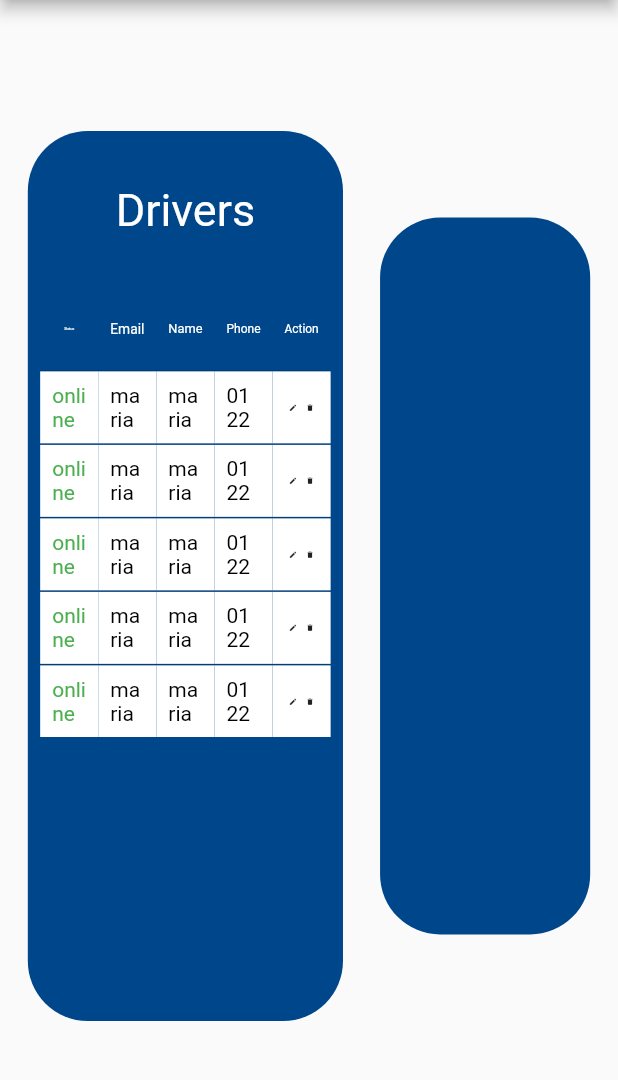
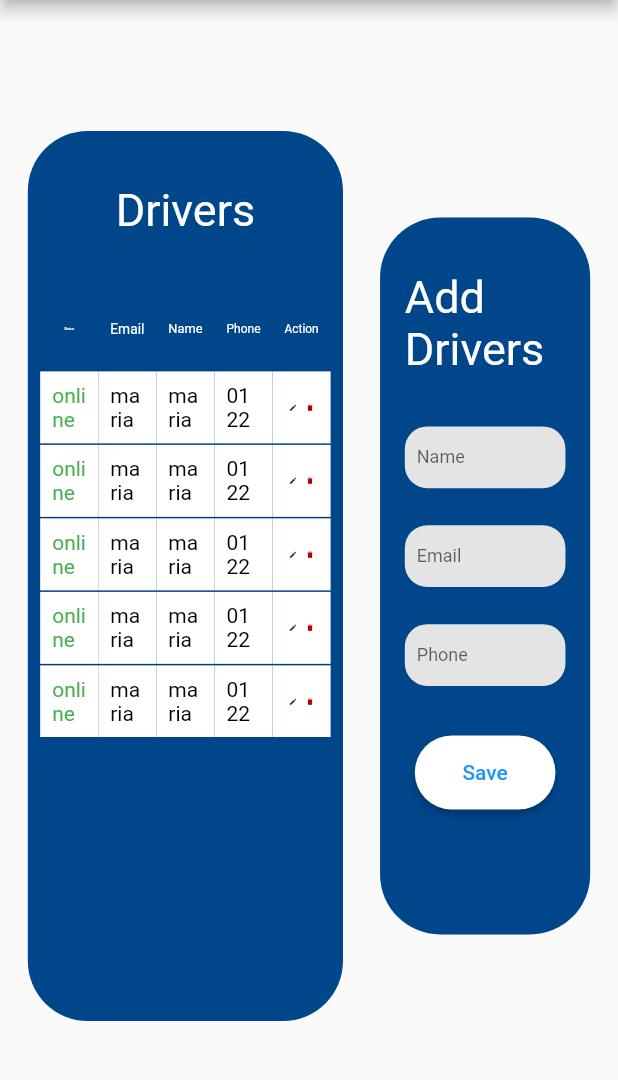
Before and after one commit to AhmedHassanHamid/RouteMe_Web-1, a Flutter app: the Drivers screen opened directly, on a phone screen of 412 x 824 dp, the part 84-1164 px from its top. Run offline on Flutter 3.47's test engine with Material 2 defaults, Android fonts, the phone set to English and light mode, and no system bars; drawn by our look-alikes of syncfusion_flutter_datagrid; our stand-ins replace sizer.

Commit message:
driver page

```diff
--- a/lib/Model/Dispatcher/dispatcher_data_source.dart
+++ b/lib/Model/Dispatcher/dispatcher_data_source.dart
@@ -39,11 +39,7 @@ class DispatcherDataSource extends DataGridSource {
                     if (e.value['edit'])
                       FittedBox(
                           child: IconButton(
-                              onPressed: () {
-                                Navigator.of(context).push(MaterialPageRoute(
-                                    builder: (_) => Drivers()));
-                              },
-                              icon: Icon(Icons.edit))),
+                              onPressed: () {}, icon: Icon(Icons.edit))),
                     if (e.value['delete'])
                       FittedBox(
                           child: IconButton(
--- a/lib/Model/Drivers/driver_data_source.dart
+++ b/lib/Model/Drivers/driver_data_source.dart
@@ -39,15 +39,18 @@ class DriverDataSource extends DataGridSource {
                     if (e.value['edit'])
                       FittedBox(
                           child: IconButton(
-                              onPressed: () {
-                                Navigator.of(context).push(MaterialPageRoute(
-                                    builder: (_) => Vendors()));
-                              },
-                              icon: Icon(Icons.edit))),
+                              onPressed: () {},
+                              icon: Icon(
+                                Icons.edit,
+                              ))),
                     if (e.value['delete'])
                       FittedBox(
                           child: IconButton(
-                              onPressed: () {}, icon: Icon(Icons.delete))),
+                              onPressed: () {},
+                              icon: Icon(
+                                Icons.delete,
+                                color: Color(0xffB50000),
+                              ))),
                   ],
                 ),
               )
--- a/lib/Pages/drivers.dart
+++ b/lib/Pages/drivers.dart
@@ -131,11 +131,105 @@ class _DriversState extends State<Drivers> {
             ),
             Container(
               decoration: BoxDecoration(
-                color: const Color(0xff00468B),
+                color: Color(0xff00468B),
                 borderRadius: BorderRadius.circular(40),
               ),
               height: MediaQuery.of(context).size.height * 0.58,
               width: MediaQuery.of(context).size.width * 0.34,
+              padding: EdgeInsets.symmetric(
+                horizontal: MediaQuery.of(context).size.width * 0.04,
+              ),
+              child: Column(
+                children: [
+                  SizedBox(
+                    height: MediaQuery.of(context).size.height * 0.043,
+                  ),
+                  Text(
+                    "Add Drivers",
+                    style: TextStyle(fontSize: 30, color: Color(0xffffffff)),
+                  ),
+                  SizedBox(
+                    height: MediaQuery.of(context).size.height * 0.041,
+                  ),
+                  Container(
+                    height: MediaQuery.of(context).size.height * 0.05,
+                    decoration: BoxDecoration(
+                        color: Color(0xffE4E4E4),
+                        borderRadius: BorderRadius.circular(15)),
+                    padding: EdgeInsets.all(8),
+                    child: TextFormField(
+                      decoration: InputDecoration(
+                        border: InputBorder.none,
+                        label: Text(
+                          'Name',
+                          style: TextStyle(fontSize: 12),
+                        ),
+                      ),
+                    ),
+                  ),
+                  SizedBox(
+                    height: MediaQuery.of(context).size.height * 0.03,
+                  ),
+                  Container(
+                    height: MediaQuery.of(context).size.height * 0.05,
+                    decoration: BoxDecoration(
+                        color: Color(0xffE4E4E4),
+                        borderRadius: BorderRadius.circular(15)),
+                    padding: EdgeInsets.all(8),
+                    child: TextFormField(
+                      decoration: InputDecoration(
+                        border: InputBorder.none,
+                        label: Text(
+                          'Email',
+                          style: TextStyle(fontSize: 12),
+                        ),
+                      ),
+                    ),
+                  ),
+                  SizedBox(
+                    height: MediaQuery.of(context).size.height * 0.03,
+                  ),
+                  Container(
+                    height: MediaQuery.of(context).size.height * 0.05,
+                    decoration: BoxDecoration(
+                        color: Color(0xffE4E4E4),
+                        borderRadius: BorderRadius.circular(15)),
+                    padding: EdgeInsets.all(8),
+                    child: TextFormField(
+                      decoration: InputDecoration(
+                        border: InputBorder.none,
+                        label: Text(
+                          'Phone',
+                          style: TextStyle(fontSize: 12),
+                        ),
+                      ),
+                    ),
+                  ),
+                  SizedBox(
+                    height: MediaQuery.of(context).size.height * 0.04,
+                  ),
+                  ElevatedButton(
+                    onPressed: () {},
+                    child: Container(
+                      alignment: Alignment.center,
+                      height: MediaQuery.of(context).size.height * 0.06,
+                      width: MediaQuery.of(context).size.width * 0.15,
+                      child: Text(
+                        'Save',
+                        style: TextStyle(color: Colors.blue),
+                      ),
+                    ),
+                    style: ButtonStyle(
+                        shape: MaterialStateProperty.all(
+                          RoundedRectangleBorder(
+                            borderRadius: BorderRadius.circular(50),
+                          ),
+                        ),
+                        backgroundColor:
+                            MaterialStateProperty.all(Colors.white)),
+                  )
+                ],
+              ),
             )
           ],
         ),
--- a/lib/main.dart
+++ b/lib/main.dart
@@ -1,5 +1,6 @@
 import 'package:flutter/material.dart';
 import 'package:web/Pages/dispatcher.dart';
+import 'package:web/Pages/drivers.dart';
 
 
 void main() {
@@ -17,7 +18,7 @@ class MyApp extends StatelessWidget {
       theme: ThemeData(
         primarySwatch: Colors.blue,
       ),
-      home: const DispatcherPage(),
+      home: const Drivers(),
     );
   }
 }
```
